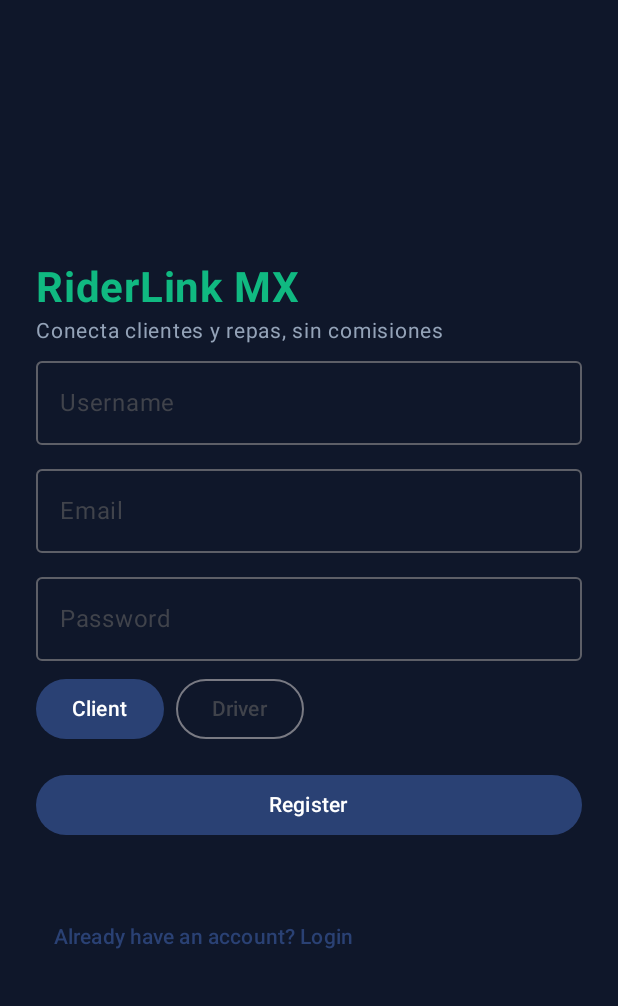
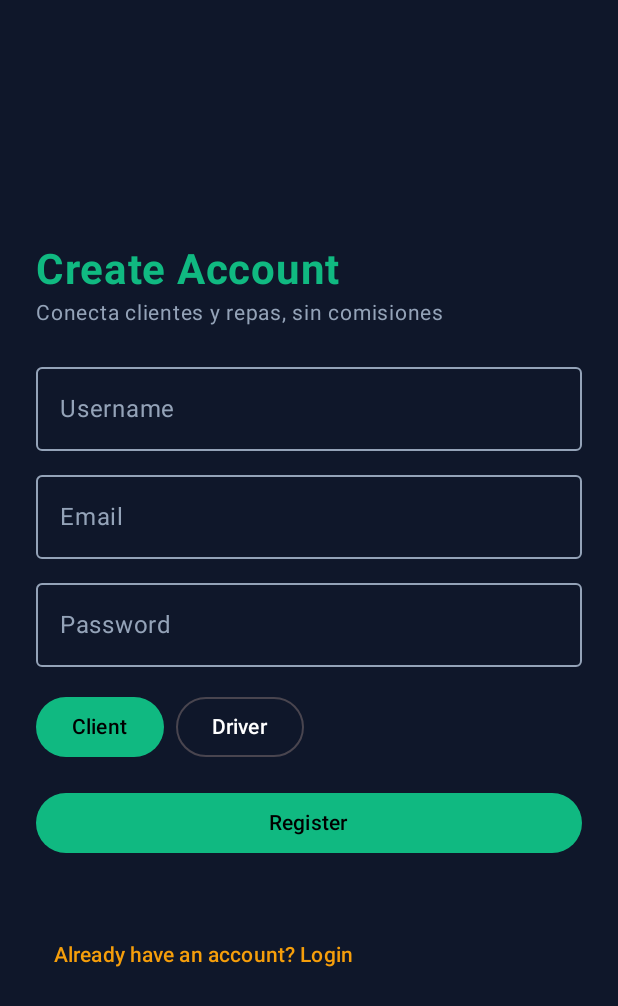
Before and after one commit to oeliud08/mandaditosApp, an Android app built with Jetpack Compose: the screen it shows after launch (MainActivity), after a tap on "Don't have an account? Register", on a phone screen of 412 x 824 dp. Shown: the top 1006 px of the screen. Run offline under Robolectric (Android 15) with nearby library versions, the phone set to English and light mode, and no system bars; 3 other taps on this screen came first.

Commit message:
style: apply RiderLink MX theme to Login and Register screens

```diff
--- a/android-app/app/src/main/java/com/eliud/android_app/MainActivity.kt
+++ b/android-app/app/src/main/java/com/eliud/android_app/MainActivity.kt
@@ -4,18 +4,10 @@ import android.os.Bundle
 import androidx.activity.ComponentActivity
 import androidx.activity.compose.setContent
 import androidx.activity.enableEdgeToEdge
-import androidx.compose.foundation.layout.fillMaxSize
-import androidx.compose.foundation.layout.padding
-import androidx.compose.material3.Scaffold
-import androidx.compose.material3.Text
-import androidx.compose.runtime.Composable
-import androidx.compose.runtime.LaunchedEffect
 import androidx.compose.runtime.getValue
 import androidx.compose.runtime.mutableStateOf
 import androidx.compose.runtime.remember
 import androidx.compose.runtime.setValue
-import androidx.compose.ui.Modifier
-import com.eliud.android_app.data.RetrofitClient
 import com.eliud.android_app.ui.theme.AndroidappTheme
 import com.eliud.android_app.ui.theme.LoginScreen
 import com.eliud.android_app.ui.theme.RegisterScreen
@@ -26,18 +18,13 @@ class MainActivity : ComponentActivity() {
         enableEdgeToEdge()
         setContent {
             AndroidappTheme {
-                setContent {
-                    AndroidappTheme {
-                        var showRegister by remember { mutableStateOf(false) }
+                var showRegister by remember { mutableStateOf(false) }
 
-                        if (showRegister) {
-                            RegisterScreen(onBackToLogin = { showRegister = false })
-                        } else {
-                            LoginScreen(onGoToRegister = { showRegister = true })
-                        }
-                    }
+                if (showRegister) {
+                    RegisterScreen(onBackToLogin = { showRegister = false })
+                } else {
+                    LoginScreen(onGoToRegister = { showRegister = true })
                 }
-
             }
         }
     }
--- a/android-app/app/src/main/java/com/eliud/android_app/ui/theme/LoginScreen.kt
+++ b/android-app/app/src/main/java/com/eliud/android_app/ui/theme/LoginScreen.kt
@@ -1,15 +1,21 @@
 package com.eliud.android_app.ui.theme
 
+import androidx.compose.foundation.background
 import androidx.compose.foundation.layout.Arrangement
 import androidx.compose.foundation.layout.Column
+import androidx.compose.foundation.layout.Row
 import androidx.compose.foundation.layout.Spacer
 import androidx.compose.foundation.layout.fillMaxSize
 import androidx.compose.foundation.layout.fillMaxWidth
 import androidx.compose.foundation.layout.height
 import androidx.compose.foundation.layout.padding
 import androidx.compose.material3.Button
+import androidx.compose.material3.ButtonDefaults
+import androidx.compose.material3.OutlinedButton
 import androidx.compose.material3.OutlinedTextField
+import androidx.compose.material3.OutlinedTextFieldDefaults
 import androidx.compose.material3.Text
+import androidx.compose.material3.TextButton
 import androidx.compose.runtime.Composable
 import androidx.compose.runtime.getValue
 import androidx.compose.runtime.mutableStateOf
@@ -17,28 +23,34 @@ import androidx.compose.runtime.remember
 import androidx.compose.runtime.rememberCoroutineScope
 import androidx.compose.runtime.setValue
 import androidx.compose.ui.Modifier
+import androidx.compose.ui.graphics.Color
+import androidx.compose.ui.text.font.FontWeight
 import androidx.compose.ui.text.input.PasswordVisualTransformation
 import androidx.compose.ui.unit.dp
+import androidx.compose.ui.unit.sp
 import com.eliud.android_app.data.LoginRequest
 import com.eliud.android_app.data.RetrofitClient
 import kotlinx.coroutines.launch
-import androidx.compose.foundation.layout.Row
-import com.eliud.android_app.data.LoginResponse
-import androidx.compose.material3.TextButton
-import androidx.compose.material3.OutlinedButton
-import androidx.compose.foundation.background
-import androidx.compose.ui.unit.sp
-import androidx.compose.ui.text.font.FontWeight
+
+private val textFieldColors
+    @Composable
+    get() = OutlinedTextFieldDefaults.colors(
+        focusedBorderColor = RiderEmerald,
+        unfocusedBorderColor = RiderTextGrey,
+        focusedLabelColor = RiderEmerald,
+        unfocusedLabelColor = RiderTextGrey,
+        focusedTextColor = RiderText,
+        unfocusedTextColor = RiderText,
+        cursorColor = RiderEmerald
+    )
 
 @Composable
 fun LoginScreen(onGoToRegister: () -> Unit) {
     var email by remember { mutableStateOf("") }
     var password by remember { mutableStateOf("") }
+    var role by remember { mutableStateOf("client") }
     var message by remember { mutableStateOf("") }
     val scope = rememberCoroutineScope()
-    var role by remember { mutableStateOf("client") }
-    var user by remember { mutableStateOf(LoginResponse("", 0, "", "")) }
-
 
     Column(
         modifier = Modifier
@@ -58,12 +70,13 @@ fun LoginScreen(onGoToRegister: () -> Unit) {
             color = RiderTextGrey,
             fontSize = 14.sp
         )
-
+        Spacer(modifier = Modifier.height(16.dp))
 
         OutlinedTextField(
             value = email,
             onValueChange = { email = it },
             label = { Text("Email") },
+            colors = textFieldColors,
             modifier = Modifier.fillMaxWidth()
         )
         Spacer(modifier = Modifier.height(8.dp))
@@ -73,27 +86,43 @@ fun LoginScreen(onGoToRegister: () -> Unit) {
             onValueChange = { password = it },
             label = { Text("Password") },
             visualTransformation = PasswordVisualTransformation(),
+            colors = textFieldColors,
             modifier = Modifier.fillMaxWidth()
         )
         Spacer(modifier = Modifier.height(16.dp))
 
-        Row(horizontalArrangement = Arrangement.spacedBy(8.dp)){
+        Row(horizontalArrangement = Arrangement.spacedBy(8.dp)) {
             if (role == "client") {
-                Button(onClick = { role = "client" }) { Text("Client") }
+                Button(
+                    onClick = { role = "client" },
+                    colors = ButtonDefaults.buttonColors(
+                        containerColor = RiderEmerald,
+                        contentColor = Color.Black
+                    )
+                ) { Text("Client") }
             } else {
-                OutlinedButton(onClick = { role = "client" }) { Text("Client") }
+                OutlinedButton(onClick = { role = "client" }) {
+                    Text("Client", color = RiderText)
+                }
             }
 
             if (role == "driver") {
-                Button(onClick = { role = "driver" }) { Text("Driver") }
+                Button(
+                    onClick = { role = "driver" },
+                    colors = ButtonDefaults.buttonColors(
+                        containerColor = RiderEmerald,
+                        contentColor = Color.Black
+                    )
+                ) { Text("Driver") }
             } else {
-                OutlinedButton(onClick = { role = "driver" }) { Text("Driver") }
+                OutlinedButton(onClick = { role = "driver" }) {
+                    Text("Driver", color = RiderText)
+                }
             }
         }
 
         Spacer(modifier = Modifier.height(16.dp))
 
-        var role by remember { mutableStateOf("client") }
         Button(
             onClick = {
                 scope.launch {
@@ -107,15 +136,19 @@ fun LoginScreen(onGoToRegister: () -> Unit) {
                     }
                 }
             },
+            colors = ButtonDefaults.buttonColors(
+                containerColor = RiderEmerald,
+                contentColor = Color.Black
+            ),
             modifier = Modifier.fillMaxWidth()
         ) {
             Text("Login")
         }
 
-        Spacer(modifier = Modifier.height(4.dp))
-        Text(text = message)
+        Spacer(modifier = Modifier.height(16.dp))
+        Text(text = message, color = RiderText)
         TextButton(onClick = onGoToRegister) {
-            Text("Don't have an account? Register")
+            Text("Don't have an account? Register", color = RiderAmber)
         }
     }
 }
--- a/android-app/app/src/main/java/com/eliud/android_app/ui/theme/RegisterScreen.kt
+++ b/android-app/app/src/main/java/com/eliud/android_app/ui/theme/RegisterScreen.kt
@@ -1,5 +1,6 @@
 package com.eliud.android_app.ui.theme
 
+import androidx.compose.foundation.background
 import androidx.compose.foundation.layout.Arrangement
 import androidx.compose.foundation.layout.Column
 import androidx.compose.foundation.layout.Row
@@ -8,10 +9,11 @@ import androidx.compose.foundation.layout.fillMaxSize
 import androidx.compose.foundation.layout.fillMaxWidth
 import androidx.compose.foundation.layout.height
 import androidx.compose.foundation.layout.padding
-import androidx.compose.foundation.layout.size
 import androidx.compose.material3.Button
+import androidx.compose.material3.ButtonDefaults
 import androidx.compose.material3.OutlinedButton
 import androidx.compose.material3.OutlinedTextField
+import androidx.compose.material3.OutlinedTextFieldDefaults
 import androidx.compose.material3.Text
 import androidx.compose.material3.TextButton
 import androidx.compose.runtime.Composable
@@ -21,17 +23,29 @@ import androidx.compose.runtime.remember
 import androidx.compose.runtime.rememberCoroutineScope
 import androidx.compose.runtime.setValue
 import androidx.compose.ui.Modifier
+import androidx.compose.ui.graphics.Color
+import androidx.compose.ui.text.font.FontWeight
 import androidx.compose.ui.text.input.PasswordVisualTransformation
 import androidx.compose.ui.unit.dp
+import androidx.compose.ui.unit.sp
 import com.eliud.android_app.data.RegisterRequest
 import com.eliud.android_app.data.RetrofitClient
 import kotlinx.coroutines.launch
-import androidx.compose.foundation.background
-import androidx.compose.ui.text.font.FontWeight
-import androidx.compose.ui.unit.sp
+
+private val registerTextFieldColors
+    @Composable
+    get() = OutlinedTextFieldDefaults.colors(
+        focusedBorderColor = RiderEmerald,
+        unfocusedBorderColor = RiderTextGrey,
+        focusedLabelColor = RiderEmerald,
+        unfocusedLabelColor = RiderTextGrey,
+        focusedTextColor = RiderText,
+        unfocusedTextColor = RiderText,
+        cursorColor = RiderEmerald
+    )
 
 @Composable
-fun RegisterScreen (onBackToLogin: () -> Unit) {
+fun RegisterScreen(onBackToLogin: () -> Unit) {
     var username by remember { mutableStateOf("") }
     var email by remember { mutableStateOf("") }
     var password by remember { mutableStateOf("") }
@@ -47,7 +61,7 @@ fun RegisterScreen (onBackToLogin: () -> Unit) {
         verticalArrangement = Arrangement.Center
     ) {
         Text(
-            text = "RiderLink MX",
+            text = "Create Account",
             color = RiderEmerald,
             fontSize = 28.sp,
             fontWeight = FontWeight.Bold
@@ -57,11 +71,13 @@ fun RegisterScreen (onBackToLogin: () -> Unit) {
             color = RiderTextGrey,
             fontSize = 14.sp
         )
+        Spacer(modifier = Modifier.height(16.dp))
 
         OutlinedTextField(
             value = username,
             onValueChange = { username = it },
             label = { Text("Username") },
+            colors = registerTextFieldColors,
             modifier = Modifier.fillMaxWidth()
         )
         Spacer(modifier = Modifier.height(8.dp))
@@ -70,6 +86,7 @@ fun RegisterScreen (onBackToLogin: () -> Unit) {
             value = email,
             onValueChange = { email = it },
             label = { Text("Email") },
+            colors = registerTextFieldColors,
             modifier = Modifier.fillMaxWidth()
         )
         Spacer(modifier = Modifier.height(8.dp))
@@ -79,21 +96,38 @@ fun RegisterScreen (onBackToLogin: () -> Unit) {
             onValueChange = { password = it },
             label = { Text("Password") },
             visualTransformation = PasswordVisualTransformation(),
+            colors = registerTextFieldColors,
             modifier = Modifier.fillMaxWidth()
         )
-        Spacer(modifier = Modifier.height(8.dp))
+        Spacer(modifier = Modifier.height(16.dp))
 
-        Row(horizontalArrangement = Arrangement.spacedBy(8.dp)){
+        Row(horizontalArrangement = Arrangement.spacedBy(8.dp)) {
             if (role == "client") {
-                Button(onClick = { role = "client" }) { Text("Client") }
+                Button(
+                    onClick = { role = "client" },
+                    colors = ButtonDefaults.buttonColors(
+                        containerColor = RiderEmerald,
+                        contentColor = Color.Black
+                    )
+                ) { Text("Client") }
             } else {
-                OutlinedButton(onClick = { role = "client" }) { Text("Client") }
+                OutlinedButton(onClick = { role = "client" }) {
+                    Text("Client", color = RiderText)
+                }
             }
 
             if (role == "driver") {
-                Button(onClick = { role = "driver" }) { Text("Driver") }
+                Button(
+                    onClick = { role = "driver" },
+                    colors = ButtonDefaults.buttonColors(
+                        containerColor = RiderEmerald,
+                        contentColor = Color.Black
+                    )
+                ) { Text("Driver") }
             } else {
-                OutlinedButton(onClick = { role = "driver" }) { Text("Driver") }
+                OutlinedButton(onClick = { role = "driver" }) {
+                    Text("Driver", color = RiderText)
+                }
             }
         }
         Spacer(modifier = Modifier.height(16.dp))
@@ -116,15 +150,19 @@ fun RegisterScreen (onBackToLogin: () -> Unit) {
                     }
                 }
             },
+            colors = ButtonDefaults.buttonColors(
+                containerColor = RiderEmerald,
+                contentColor = Color.Black
+            ),
             modifier = Modifier.fillMaxWidth()
         ) {
             Text("Register")
         }
 
         Spacer(modifier = Modifier.height(16.dp))
-        Text(text = message)
+        Text(text = message, color = RiderText)
         TextButton(onClick = onBackToLogin) {
-            Text("Already have an account? Login")
+            Text("Already have an account? Login", color = RiderAmber)
         }
     }
 }
--- a/android-app/app/src/main/java/com/eliud/android_app/ui/theme/Theme.kt
+++ b/android-app/app/src/main/java/com/eliud/android_app/ui/theme/Theme.kt
@@ -1,57 +1,32 @@
 package com.eliud.android_app.ui.theme
 
-import android.app.Activity
-import android.os.Build
-import androidx.compose.foundation.isSystemInDarkTheme
 import androidx.compose.material3.MaterialTheme
 import androidx.compose.material3.darkColorScheme
-import androidx.compose.material3.dynamicDarkColorScheme
-import androidx.compose.material3.dynamicLightColorScheme
-import androidx.compose.material3.lightColorScheme
 import androidx.compose.runtime.Composable
-import androidx.compose.ui.platform.LocalContext
+import androidx.compose.ui.graphics.Color
 
-private val DarkColorScheme = darkColorScheme(
-    primary = Purple80,
-    secondary = PurpleGrey80,
-    tertiary = Pink80
-)
-
-private val LightColorScheme = lightColorScheme(
-    primary = Purple40,
-    secondary = PurpleGrey40,
-    tertiary = Pink40
-
-    /* Other default colors to override
-    background = Color(0xFFFFFBFE),
-    surface = Color(0xFFFFFBFE),
-    onPrimary = Color.White,
-    onSecondary = Color.White,
-    onTertiary = Color.White,
-    onBackground = Color(0xFF1C1B1F),
-    onSurface = Color(0xFF1C1B1F),
-    */
+// RiderLink MX theme: dark slate background, emerald brand, amber accent.
+// Same palette as the RiderLink simulator (RiderColors.kt) and as
+// LoginScreen / RegisterScreen, so the whole app has one look.
+private val RiderColorScheme = darkColorScheme(
+    primary = RiderEmerald,
+    secondary = RiderAmber,
+    tertiary = RiderAmber,
+    background = RiderBackground,
+    surface = RiderSurface,
+    onPrimary = Color.Black,
+    onSecondary = Color.Black,
+    onTertiary = Color.Black,
+    onBackground = RiderText,
+    onSurface = RiderText
 )
 
 @Composable
 fun AndroidappTheme(
-    darkTheme: Boolean = isSystemInDarkTheme(),
-    // Dynamic color is available on Android 12+
-    dynamicColor: Boolean = true,
     content: @Composable () -> Unit
 ) {
-    val colorScheme = when {
-        dynamicColor && Build.VERSION.SDK_INT >= Build.VERSION_CODES.S -> {
-            val context = LocalContext.current
-            if (darkTheme) dynamicDarkColorScheme(context) else dynamicLightColorScheme(context)
-        }
-
-        darkTheme -> DarkColorScheme
-        else -> LightColorScheme
-    }
-
     MaterialTheme(
-        colorScheme = colorScheme,
+        colorScheme = RiderColorScheme,
         typography = Typography,
         content = content
     )
```
